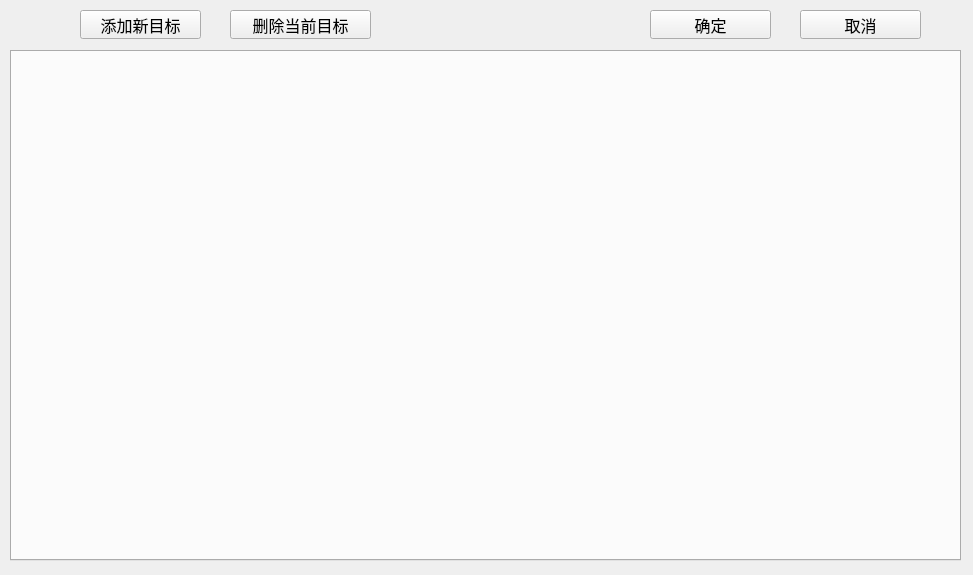
The window that Workspaces/src/designer/src/components/propertyeditor/q2wmapobj/q2wmapobj.ui (cokkiy/CC) describes before a commit, drawn with Qt 5.
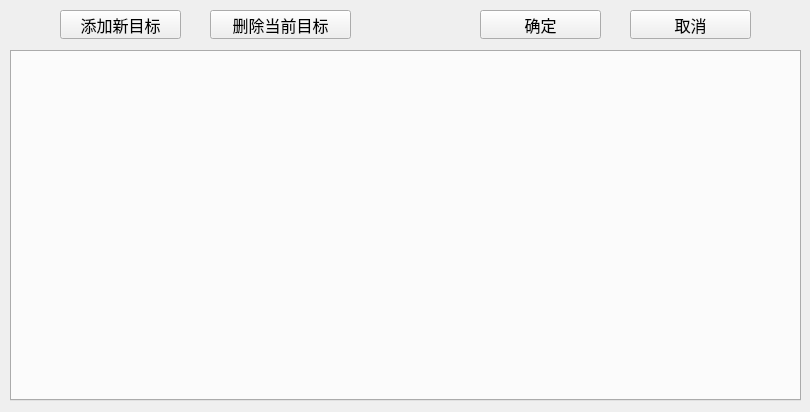
The same window after the commit.

The edit to the form file:
```diff
--- a/Workspaces/src/designer/src/components/propertyeditor/q2wmapobj/q2wmapobj.ui
+++ b/Workspaces/src/designer/src/components/propertyeditor/q2wmapobj/q2wmapobj.ui
@@ -9,8 +9,8 @@
    <rect>
     <x>0</x>
     <y>0</y>
-    <width>973</width>
-    <height>575</height>
+    <width>810</width>
+    <height>412</height>
    </rect>
   </property>
   <property name="sizePolicy">
@@ -21,8 +21,8 @@
   </property>
   <property name="minimumSize">
    <size>
-    <width>973</width>
-    <height>575</height>
+    <width>1</width>
+    <height>1</height>
    </size>
   </property>
   <property name="maximumSize">
@@ -45,17 +45,23 @@
     <rect>
      <x>0</x>
      <y>0</y>
-     <width>971</width>
-     <height>571</height>
+     <width>821</width>
+     <height>411</height>
     </rect>
    </property>
+   <property name="minimumSize">
+    <size>
+     <width>821</width>
+     <height>411</height>
+    </size>
+   </property>
    <widget class="QTabWidget" name="tabWidget">
     <property name="geometry">
      <rect>
       <x>10</x>
       <y>50</y>
-      <width>951</width>
-      <height>511</height>
+      <width>791</width>
+      <height>351</height>
      </rect>
     </property>
     <property name="font">
@@ -74,7 +80,7 @@
    <widget class="QPushButton" name="pushButton_AddNewObj">
     <property name="geometry">
      <rect>
-      <x>80</x>
+      <x>60</x>
       <y>10</y>
       <width>121</width>
       <height>29</height>
@@ -87,7 +93,7 @@
    <widget class="QPushButton" name="pushButton_DelCurrentObj">
     <property name="geometry">
      <rect>
-      <x>230</x>
+      <x>210</x>
       <y>10</y>
       <width>141</width>
       <height>29</height>
@@ -100,7 +106,7 @@
    <widget class="QPushButton" name="pushButton_SaveQuit">
     <property name="geometry">
      <rect>
-      <x>650</x>
+      <x>480</x>
       <y>10</y>
       <width>121</width>
       <height>29</height>
@@ -113,7 +119,7 @@
    <widget class="QPushButton" name="pushButton_UnsaveQuit">
     <property name="geometry">
      <rect>
-      <x>800</x>
+      <x>630</x>
       <y>10</y>
       <width>121</width>
       <height>29</height>
```
